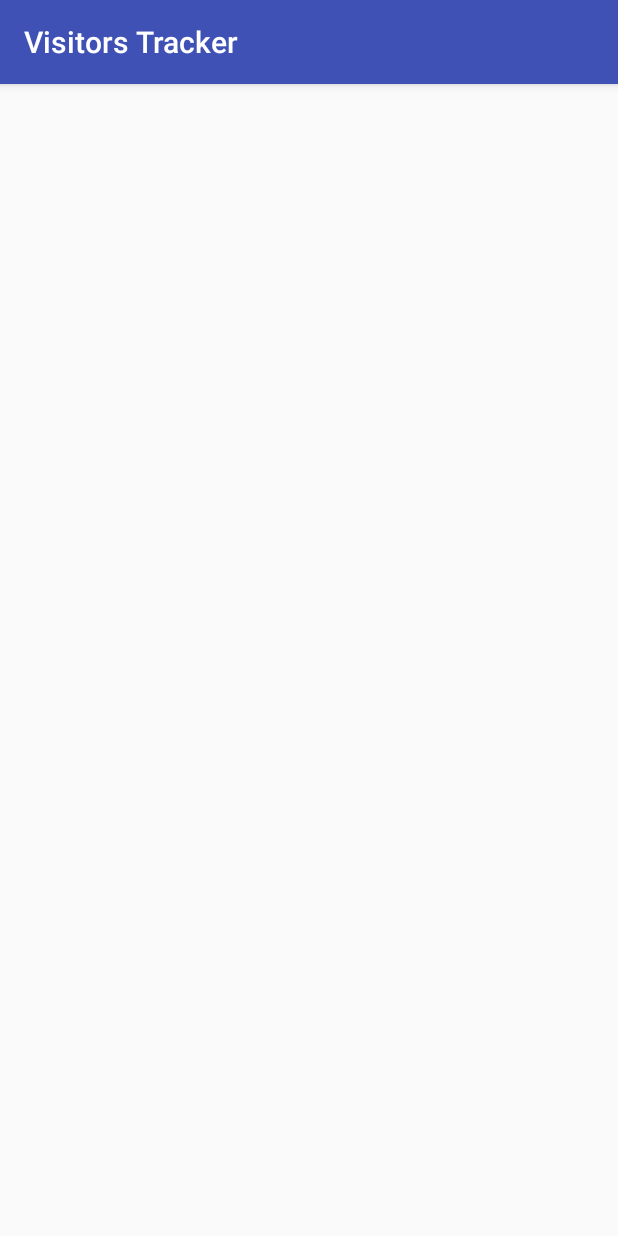
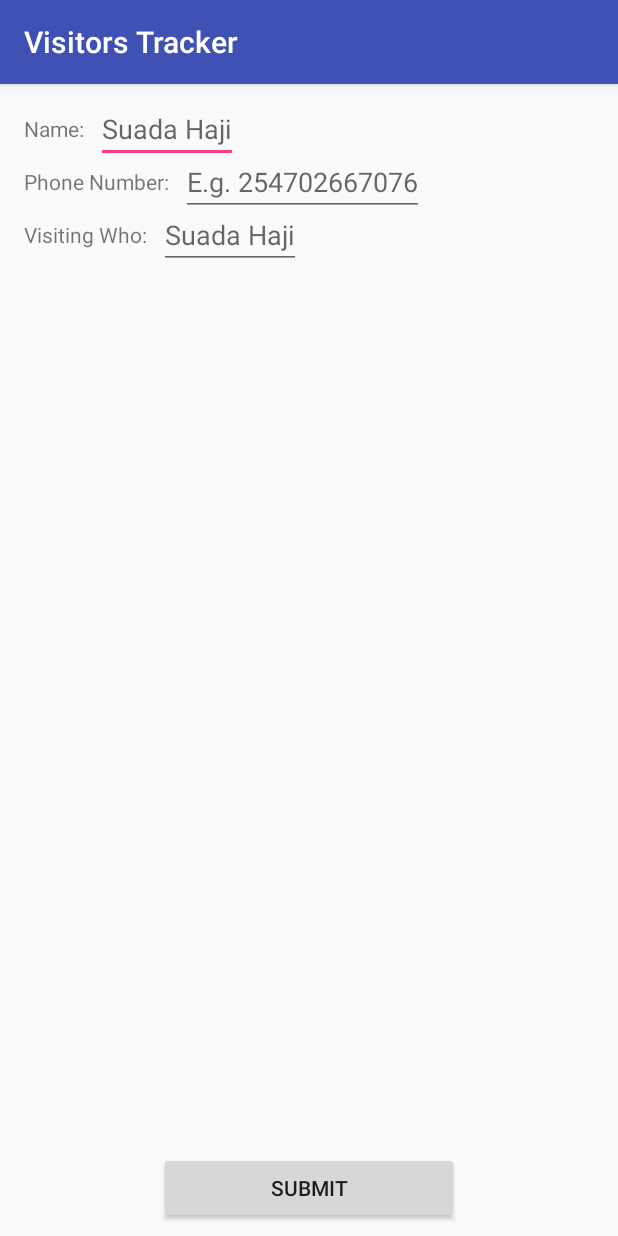
Before and after one commit to suada-haji/VisitorsTracker, an Android app: the RegisterVisitorActivity screen opened directly, with no data from a screen before it, on a phone screen of 412 x 824 dp. Run offline under Robolectric (Android 15) with nearby library versions, the phone set to English and light mode, and no system bars; our stand-ins replace data binding.

Commit message:
Add views to the register visitor layout

```diff
--- a/app/src/main/res/layout/activity_register_visitor.xml
+++ b/app/src/main/res/layout/activity_register_visitor.xml
@@ -1,8 +1,98 @@
 <?xml version="1.0" encoding="utf-8"?>
-<android.support.constraint.ConstraintLayout xmlns:android="http://schemas.android.com/apk/res/android"
-    xmlns:tools="http://schemas.android.com/tools"
-    android:layout_width="match_parent"
-    android:layout_height="match_parent"
-    tools:context=".view.RegisterVisitorActivity">
+<layout xmlns:android="http://schemas.android.com/apk/res/android"
+    xmlns:app="http://schemas.android.com/apk/res-auto"
+    xmlns:tools="http://schemas.android.com/tools">
 
-</android.support.constraint.ConstraintLayout>
+    <android.support.constraint.ConstraintLayout
+        android:layout_width="match_parent"
+        android:layout_height="match_parent"
+        tools:context=".view.RegisterVisitorActivity">
+
+        <TextView
+            android:id="@+id/visitor_name_tv"
+            android:layout_width="wrap_content"
+            android:layout_height="wrap_content"
+            android:layout_marginLeft="16dp"
+            android:layout_marginStart="16dp"
+            android:layout_marginTop="20dp"
+            android:text="@string/name_title"
+            app:layout_constraintStart_toStartOf="parent"
+            app:layout_constraintTop_toTopOf="parent" />
+
+        <EditText
+            android:id="@+id/visitor_name_et"
+            android:layout_width="wrap_content"
+            android:layout_height="wrap_content"
+            android:layout_marginLeft="8dp"
+            android:layout_marginStart="8dp"
+            android:hint="@string/name_hint"
+            android:maxLength="36"
+            android:singleLine="true"
+            app:layout_constraintBottom_toBottomOf="@+id/visitor_name_tv"
+            app:layout_constraintStart_toEndOf="@+id/visitor_name_tv"
+            app:layout_constraintTop_toTopOf="@+id/visitor_name_tv" />
+
+        <TextView
+            android:id="@+id/phone_number_tv"
+            android:layout_width="wrap_content"
+            android:layout_height="wrap_content"
+            android:layout_marginLeft="16dp"
+            android:layout_marginStart="16dp"
+            android:layout_marginTop="16dp"
+            android:text="@string/phone_number"
+            app:layout_constraintStart_toStartOf="parent"
+            app:layout_constraintTop_toBottomOf="@+id/visitor_name_tv" />
+
+        <EditText
+            android:id="@+id/phone_number_et"
+            android:layout_width="wrap_content"
+            android:layout_height="wrap_content"
+            android:layout_marginLeft="8dp"
+            android:layout_marginStart="8dp"
+            android:hint="@string/phone_number_hint"
+            android:singleLine="true"
+            android:maxLength="12"
+            app:layout_constraintBottom_toBottomOf="@+id/phone_number_tv"
+            app:layout_constraintStart_toEndOf="@+id/phone_number_tv"
+            app:layout_constraintTop_toTopOf="@+id/phone_number_tv" />
+
+        <TextView
+            android:id="@+id/visiting_who_tv"
+            android:layout_width="wrap_content"
+            android:layout_height="wrap_content"
+            android:layout_marginLeft="16dp"
+            android:layout_marginStart="16dp"
+            android:layout_marginTop="16dp"
+            android:text="@string/visiting_who"
+            app:layout_constraintStart_toStartOf="parent"
+            app:layout_constraintTop_toBottomOf="@+id/phone_number_tv" />
+
+        <EditText
+            android:id="@+id/visiting_who_et"
+            android:layout_width="wrap_content"
+            android:layout_height="wrap_content"
+            android:layout_marginLeft="8dp"
+            android:layout_marginStart="8dp"
+            android:hint="@string/name_hint"
+            android:maxLength="20"
+            android:singleLine="true"
+            app:layout_constraintBottom_toBottomOf="@+id/visiting_who_tv"
+            app:layout_constraintStart_toEndOf="@+id/visiting_who_tv"
+            app:layout_constraintTop_toTopOf="@+id/visiting_who_tv" />
+
+        <Button
+            android:id="@+id/submit_btn"
+            android:layout_width="@dimen/submit_btn"
+            android:layout_height="wrap_content"
+            android:layout_marginBottom="8dp"
+            android:layout_marginEnd="8dp"
+            android:layout_marginLeft="8dp"
+            android:layout_marginRight="8dp"
+            android:layout_marginStart="8dp"
+            android:text="Submit"
+            app:layout_constraintBottom_toBottomOf="parent"
+            app:layout_constraintEnd_toEndOf="parent"
+            app:layout_constraintStart_toStartOf="parent" />
+
+    </android.support.constraint.ConstraintLayout>
+</layout>
--- /dev/null
+++ b/app/src/main/res/values/dimens.xml
@@ -0,0 +1,8 @@
+<?xml version="1.0" encoding="utf-8"?>
+<resources>
+    <dimen name="submit_btn_width">200dp</dimen>
+    <dimen name="margin_8">8dp</dimen>
+    <dimen name="margin_16">16dp</dimen>
+    <dimen name="margin_20">20dp</dimen>
+    <dimen name="submit_btn">200dp</dimen>
+</resources>
--- a/app/src/main/res/values/strings.xml
+++ b/app/src/main/res/values/strings.xml
@@ -1,4 +1,15 @@
 <resources>
     <string name="app_name">Visitors Tracker</string>
     <string name="start">Start</string>
+    <string name="name_title">Name:</string>
+    <string name="name_hint">Suada Haji</string>
+    <string name="phone_number">Phone Number:</string>
+    <string name="phone_number_hint">E.g. 254702667076</string>
+    <string name="visiting_who">Visiting Who:</string>
+    <string name="empty_visitor_name">Kindly fill in your name</string>
+    <string name="visitor_name_length_long">Name is too long</string>
+    <string name="visitor_name_not_matching">Use letters only</string>
+    <string name="phone_number_not_marching_pattern">Use numbers only</string>
+    <string name="name_regex">^[ A-Za-z]+$</string>
+    <string name="number_regex_pattern">[0-9]+</string>
 </resources>
```
